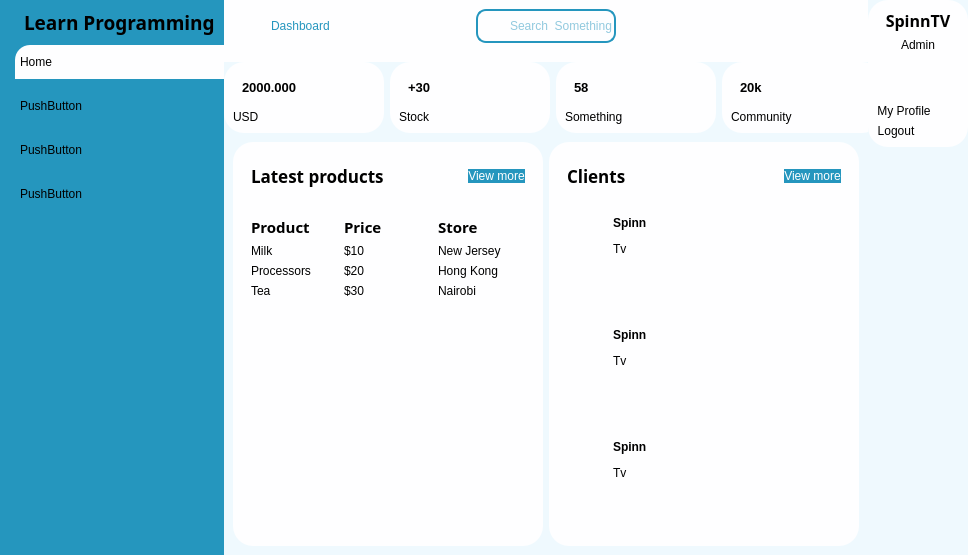
pmanht/FL-SemNet-app, file interface.ui: the form before one commit.
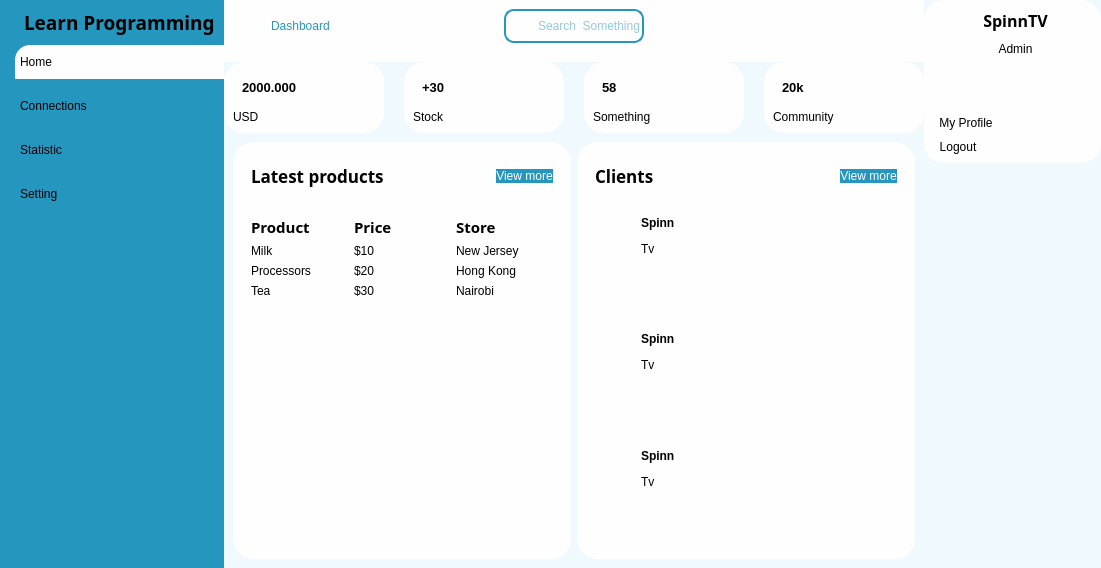
The form after the commit. Icons and pictures are not drawn. Custom widgets are drawn as their Qt base class.

Patch:
```diff
--- a/interface.ui
+++ b/interface.ui
@@ -6,8 +6,8 @@
    <rect>
     <x>0</x>
     <y>0</y>
-    <width>968</width>
-    <height>555</height>
+    <width>1101</width>
+    <height>568</height>
    </rect>
   </property>
   <property name="windowTitle">
@@ -24,7 +24,7 @@
 	background-color: #eff9fe;
 }
 
-#leftMenu{
+#frame_11{
 	background-color: #2596be;
 }
 
@@ -53,7 +53,7 @@
 	border-radius: 10px;
 }
 
-#widget_4, #widget_5, #profileCont {
+#widget_4, #widget_5, #profileCont, #frame_15 {
 	background-color: #fefeff;
 	border-radius: 20px;
 }
@@ -91,13 +91,13 @@
      <number>0</number>
     </property>
     <item>
-     <widget class="QWidget" name="leftMenu" native="true">
+     <widget class="QCustomSlideMenu" name="leftMenu" native="true">
       <layout class="QVBoxLayout" name="verticalLayout_8">
        <property name="spacing">
         <number>0</number>
        </property>
        <property name="leftMargin">
-        <number>15</number>
+        <number>0</number>
        </property>
        <property name="topMargin">
         <number>0</number>
@@ -121,7 +121,7 @@
            <number>0</number>
           </property>
           <property name="leftMargin">
-           <number>0</number>
+           <number>15</number>
           </property>
           <property name="topMargin">
            <number>0</number>
@@ -232,7 +232,7 @@
                 <item>
                  <widget class="QPushButton" name="pushButton_8">
                   <property name="text">
-                   <string>PushButton</string>
+                   <string>Connections</string>
                   </property>
                   <property name="icon">
                    <iconset resource="resources.qrc">
@@ -249,7 +249,7 @@
                 <item>
                  <widget class="QPushButton" name="pushButton_9">
                   <property name="text">
-                   <string>PushButton</string>
+                   <string>Statistic</string>
                   </property>
                   <property name="icon">
                    <iconset resource="resources.qrc">
@@ -266,7 +266,7 @@
                 <item>
                  <widget class="QPushButton" name="pushButton_10">
                   <property name="text">
-                   <string>PushButton</string>
+                   <string>Setting</string>
                   </property>
                   <property name="icon">
                    <iconset resource="resources.qrc">
@@ -1415,7 +1415,7 @@
      </widget>
     </item>
     <item alignment="Qt::AlignTop">
-     <widget class="QWidget" name="profileCont" native="true">
+     <widget class="QCustomSlideMenu" name="profileCont" native="true">
       <property name="minimumSize">
        <size>
         <width>100</width>
@@ -1433,11 +1433,11 @@
          </property>
          <layout class="QVBoxLayout" name="verticalLayout_13">
           <property name="spacing">
+           <number>10</number>
+          </property>
+          <property name="leftMargin">
            <number>6</number>
           </property>
-          <property name="leftMargin">
-           <number>0</number>
-          </property>
           <property name="topMargin">
            <number>0</number>
           </property>
@@ -1545,6 +1545,14 @@
    </layout>
   </widget>
  </widget>
+ <customwidgets>
+  <customwidget>
+   <class>QCustomSlideMenu</class>
+   <extends>QWidget</extends>
+   <header location="global">Custom_Widget.Widgets.h</header>
+   <container>1</container>
+  </customwidget>
+ </customwidgets>
  <resources>
   <include location="resources.qrc"/>
  </resources>
```
